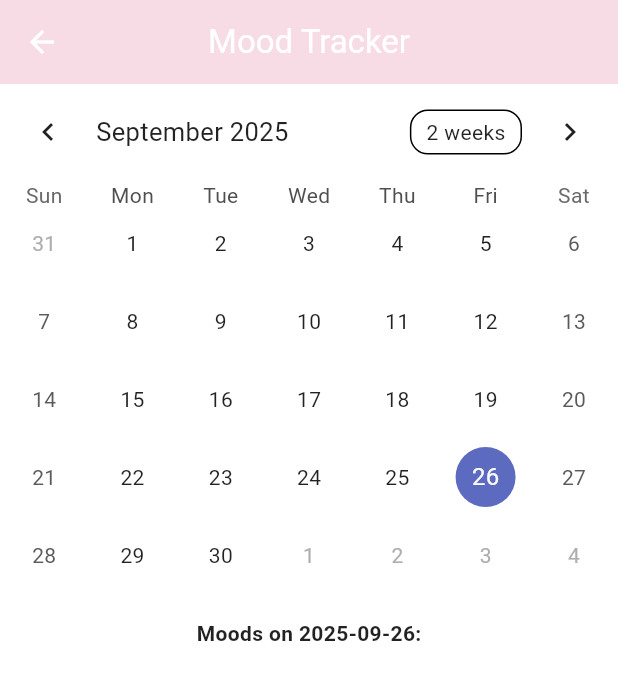
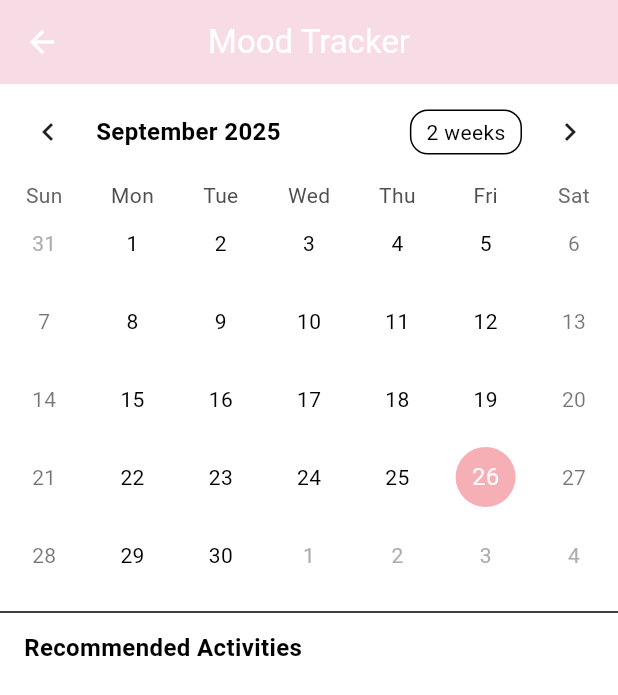
Before and after one commit to FloodRush/Capstone, a Flutter app: the MoodTrackerPage screen opened directly, on a phone screen of 412 x 824 dp. Shown: the top 695 px of the screen. Run offline on Flutter 3.47's test engine with Material 3 defaults, Android fonts, the phone set to English and light mode, and no system bars; drawn by our look-alikes of table_calendar; our stand-ins replace audioplayers, cached_network_image, cloud_firestore, firebase_auth, firebase_core, firebase_messaging and 6 more; missing offline and left inert: awesome_notificaitons; accounts and stored records are empty; Roboto replaces fonts that are missing (Poppins).

Commit message:
Update mood_tracker_page.dart
Throwing dev into this branch for personal testing

```diff
--- a/lib/pages/mood_tracker_page.dart
+++ b/lib/pages/mood_tracker_page.dart
@@ -1,10 +1,8 @@
 import 'package:flutter/material.dart';
 import 'package:project/theme.dart';
+import 'package:project/providers/theme_provider.dart';
+import 'package:provider/provider.dart';
 import 'package:table_calendar/table_calendar.dart';
-import 'package:fl_chart/fl_chart.dart';
-import 'package:flutter_local_notifications/flutter_local_notifications.dart';
-import 'package:timezone/timezone.dart' as tz;
-import 'package:timezone/data/latest_all.dart' as tz;
 
 class MoodTrackerPage extends StatefulWidget {
   const MoodTrackerPage({super.key});
@@ -22,103 +20,52 @@ class _MoodTrackerPageState extends State<MoodTrackerPage> {
     'Happy', 'Sad', 'Angry', 'Excited', 'Calm', 'Anxious', 'Tired', 'Grateful'
   ];
 
-  final Map<String, int> emotionValues = {
-    'Happy': 2,
+  Map<String, bool> _checkedActivities = {};
+
+  final Map<String, int> moodActivities = {
+    'Happy': 1,
+    'Sad': -1,
+    'Angry': -3,
     'Excited': 2,
     'Calm': 1,
-    'Grateful': 2,
-    'Sad': -2,
-    'Angry': -3,
     'Anxious': -2,
     'Tired': -1,
+    'Grateful': 2,
   };
 
-  final FlutterLocalNotificationsPlugin flutterLocalNotificationsPlugin =
-      FlutterLocalNotificationsPlugin();
+  List<String> allActivities = [
+    'Journal',
+    'Meditate',
+    'Get Inspired',
+    'Check Your Goals',
+  ];
 
-  @override
-  void initState() {
-    super.initState();
-    _initializeNotifications();
-    _scheduleMoodReminder();
+  List<String> currentActivities = [];
+  Map<String, bool> checked = {};
+
+  void updateActivities(int score) {
+    setState(() {
+      if (score > 0) {
+        for (int i = 0; i < score; i++) {
+          if (currentActivities.length < allActivities.length) {
+            String activityToAdd = allActivities[currentActivities.length];
+            currentActivities.add(activityToAdd);
+            checked[activityToAdd] = false;
           }
-
-  Future<void> _initializeNotifications() async {
-    tz.initializeTimeZones();
-
-    const AndroidInitializationSettings androidSettings =
-        AndroidInitializationSettings('@mipmap/ic_launcher');
-
-    const InitializationSettings settings = InitializationSettings(
-      android: androidSettings,
-    );
-
-    await flutterLocalNotificationsPlugin.initialize(settings);
         }
-
-  Future<void> _scheduleMoodReminder() async {
-    final today = DateTime.now();
-    final utcToday = DateTime.utc(today.year, today.month, today.day);
-    final hasEntry = _moodEntries.containsKey(utcToday);
-
-    if (hasEntry) {
-      // Cancel existing reminder
-      await flutterLocalNotificationsPlugin.cancel(0);
-    } else {
-      // Schedule notification at 8 PM
-      final tz.TZDateTime now = tz.TZDateTime.now(tz.local);
-      tz.TZDateTime scheduledTime =
-          tz.TZDateTime(tz.local, now.year, now.month, now.day, 20, 0);
-
-      if (scheduledTime.isBefore(now)) {
-        scheduledTime = scheduledTime.add(const Duration(days: 1));
+      } else if (score < 0) {
+        for (int i = 0; i < score.abs(); i++) {
+          if (currentActivities.isNotEmpty) {
+            String removedActivity = currentActivities.removeLast();
+            checked.remove(removedActivity);
           }
-
-      await flutterLocalNotificationsPlugin.zonedSchedule(
-        0,
-        'Mood Check-In',
-        'Don’t forget to record your mood today!',
-        scheduledTime,
-        const NotificationDetails(
-          android: AndroidNotificationDetails(
-            'mood_channel',
-            'Mood Reminders',
-            importance: Importance.high,
-            priority: Priority.high,
-          ),
-        ),
-        androidAllowWhileIdle: true,
-        uiLocalNotificationDateInterpretation:
-            UILocalNotificationDateInterpretation.absoluteTime,
-        matchDateTimeComponents: DateTimeComponents.time,
-      );
         }
+      }
+    });
   }
 
   List<String> _getMoodsForDay(DateTime day) {
     return _moodEntries[DateTime.utc(day.year, day.month, day.day)] ?? [];
-  }
-
-  int calculateDailyMoodScore(DateTime day) {
-    final moods = _getMoodsForDay(day);
-    int score = 0;
-    for (var mood in moods) {
-      score += emotionValues[mood] ?? 0;
-    }
-    return score;
-  }
-
-  List<FlSpot> getMoodDataPoints() {
-    final List<DateTime> sortedDates = _moodEntries.keys.toList()..sort();
-    List<FlSpot> spots = [];
-
-    for (int i = 0; i < sortedDates.length; i++) {
-      final date = sortedDates[i];
-      final score = calculateDailyMoodScore(date);
-      spots.add(FlSpot(i.toDouble(), score.toDouble()));
-    }
-
-    return spots;
   }
 
   void _selectMoodsForDay(DateTime day) async {
@@ -166,36 +113,51 @@ class _MoodTrackerPageState extends State<MoodTrackerPage> {
 
     if (selectedMoods != null) {
       setState(() {
-        _moodEntries[DateTime.utc(day.year, day.month, day.day)] =
-            selectedMoods;
+        _moodEntries[DateTime.utc(day.year, day.month, day.day)] = selectedMoods;
+        _checkedActivities.clear();
+
+        // Compute recommended activities
+        final activities = <String>{};
+        for (var mood in selectedMoods) {
+          int score = moodActivities[mood] ?? 0;
+          if (score > 0) {
+            for (int i = 0; i < score; i++) {
+              if (activities.length < allActivities.length) {
+                activities.add(allActivities[activities.length]);
+              }
+              if (activities.length >= 4) break;
+            }
+          }
+          if (activities.length >= 4) break;
+        }
+
+        for (var act in activities) {
+          _checkedActivities[act] = false;
+        }
       });
-
-      // Reschedule/cancel reminder after mood update
-      _scheduleMoodReminder();
     }
   }
 
   @override
   Widget build(BuildContext context) {
-    final moodSpots = getMoodDataPoints();
-    final sortedDates = _moodEntries.keys.toList()..sort();
+    final themeProvider = Provider.of<ThemeProvider>(context);
+    final selectedMoods = _getMoodsForDay(_selectedDay);
 
     return Scaffold(
       appBar: AppBar(
         title: const Text('Mood Tracker'),
         centerTitle: true,
-        backgroundColor: AppColors.lightPink,
+        backgroundColor:
+            themeProvider.isDarkMode ? AppColors.mediumPurple : AppColors.lightPink,
+        foregroundColor: Colors.white,
       ),
-      body: SingleChildScrollView(
-        child: Column(
+      body: Column(
         children: [
           TableCalendar(
             firstDay: DateTime.utc(2025, 1, 1),
             lastDay: DateTime.utc(2030, 12, 31),
             focusedDay: _focusedDay,
-              selectedDayPredicate: (day) {
-                return isSameDay(_selectedDay, day);
-              },
+            selectedDayPredicate: (day) => isSameDay(_selectedDay, day),
             onDaySelected: (selectedDay, focusedDay) {
               setState(() {
                 _selectedDay = selectedDay;
@@ -205,75 +167,98 @@ class _MoodTrackerPageState extends State<MoodTrackerPage> {
             },
             calendarStyle: CalendarStyle(
               markerDecoration: BoxDecoration(
-                  color: Colors.pink[200],
+                color: themeProvider.isDarkMode ? AppColors.accentPurple : Colors.pink[200],
                 shape: BoxShape.circle,
+              ),
+              selectedDecoration: BoxDecoration(
+                color: themeProvider.isDarkMode ? AppColors.accentPurple : AppColors.hotPink,
+                shape: BoxShape.circle,
+              ),
+              todayDecoration: BoxDecoration(
+                color: themeProvider.isDarkMode ? AppColors.lightPurple : AppColors.darkPink,
+                shape: BoxShape.circle,
+              ),
+              defaultTextStyle: TextStyle(
+                color: themeProvider.isDarkMode ? AppColors.darkText : Colors.black,
+              ),
+              weekendTextStyle: TextStyle(
+                color: themeProvider.isDarkMode ? AppColors.darkSecondaryText : Colors.black54,
+              ),
+            ),
+            headerStyle: HeaderStyle(
+              formatButtonTextStyle: TextStyle(
+                color: themeProvider.isDarkMode ? AppColors.darkText : Colors.black,
+              ),
+              titleTextStyle: TextStyle(
+                color: themeProvider.isDarkMode ? AppColors.darkText : Colors.black,
+                fontSize: 16,
+                fontWeight: FontWeight.bold,
               ),
             ),
             eventLoader: (day) => _getMoodsForDay(day),
           ),
-            const SizedBox(height: 16),
+          /*const SizedBox(height: 16),
           Text(
             'Moods on ${_selectedDay.toLocal().toString().split(' ')[0]}:',
-              style: const TextStyle(fontWeight: FontWeight.bold),
+            style: TextStyle(
+              fontWeight: FontWeight.bold,
+              color: themeProvider.isDarkMode ? AppColors.darkText : Colors.black,
+            ),
           ),
           const SizedBox(height: 8),
           Wrap(
             spacing: 8,
-              children: _getMoodsForDay(_selectedDay)
-                  .map((mood) => Chip(label: Text(mood)))
+            children: selectedMoods
+                .map(
+                  (mood) => Chip(
+                    label: Text(
+                      mood,
+                      style: TextStyle(
+                        color: themeProvider.isDarkMode ? Colors.white : Colors.black87,
+                      ),
+                    ),
+                    backgroundColor:
+                        themeProvider.isDarkMode ? AppColors.mediumPurple : AppColors.lightPink,
+                  ),
+                )
                 .toList(),
-            ),
-            const SizedBox(height: 24),
-            if (moodSpots.isNotEmpty)
+          ),*/
+          const Divider(height: 24),
           Padding(
             padding: const EdgeInsets.symmetric(horizontal: 16),
-                child: SizedBox(
-                  height: 250,
-                  child: LineChart(
-                    LineChartData(
-                      gridData: FlGridData(show: true),
-                      titlesData: FlTitlesData(
-                        bottomTitles: AxisTitles(
-                          sideTitles: SideTitles(
-                            showTitles: true,
-                            interval: 1,
-                            getTitlesWidget: (value, meta) {
-                              final index = value.toInt();
-                              if (index < 0 || index >= sortedDates.length) {
-                                return const SizedBox.shrink();
-                              }
-                              final date = sortedDates[index];
-                              final label = "${date.month}/${date.day}";
-                              return SideTitleWidget(
-                                axisSide: meta.axisSide,
-                                child: Text(label,
-                                    style: const TextStyle(fontSize: 10)),
-                              );
-                            },
-                          ),
-                        ),
-                        leftTitles: AxisTitles(
-                          sideTitles: SideTitles(showTitles: true, interval: 1),
-                        ),
-                      ),
-                      borderData: FlBorderData(show: true),
-                      minY: -6,
-                      maxY: 6,
-                      lineBarsData: [
-                        LineChartBarData(
-                          spots: moodSpots,
-                          isCurved: true,
-                          barWidth: 3,
-                          colors: Colors.pink,
-                          dotData: FlDotData(show: true),
-                        ),
-                      ],
+            child: Align(
+              alignment: Alignment.centerLeft,
+              child: Text(
+                'Recommended Activities',
+                style: TextStyle(
+                  fontSize: 16,
+                  fontWeight: FontWeight.bold,
+                  color: themeProvider.isDarkMode ? AppColors.darkText : Colors.black,
                 ),
               ),
             ),
           ),
+          Expanded(
+            child: ListView(
+              children: _checkedActivities.entries.map((entry) {
+                return CheckboxListTile(
+                  title: Text(
+                    entry.key,
+                    style: TextStyle(
+                      color: themeProvider.isDarkMode ? Colors.white : Colors.black87,
+                    ),
+                  ),
+                  value: entry.value,
+                  onChanged: (bool? val) {
+                    setState(() {
+                      _checkedActivities[entry.key] = val ?? false;
+                    });
+                  },
+                );
+              }).toList(),
+            ),
+          ),
         ],
-        ),
       ),
     );
   }
```
Lines whose indentation alone changed are shown as unchanged.
